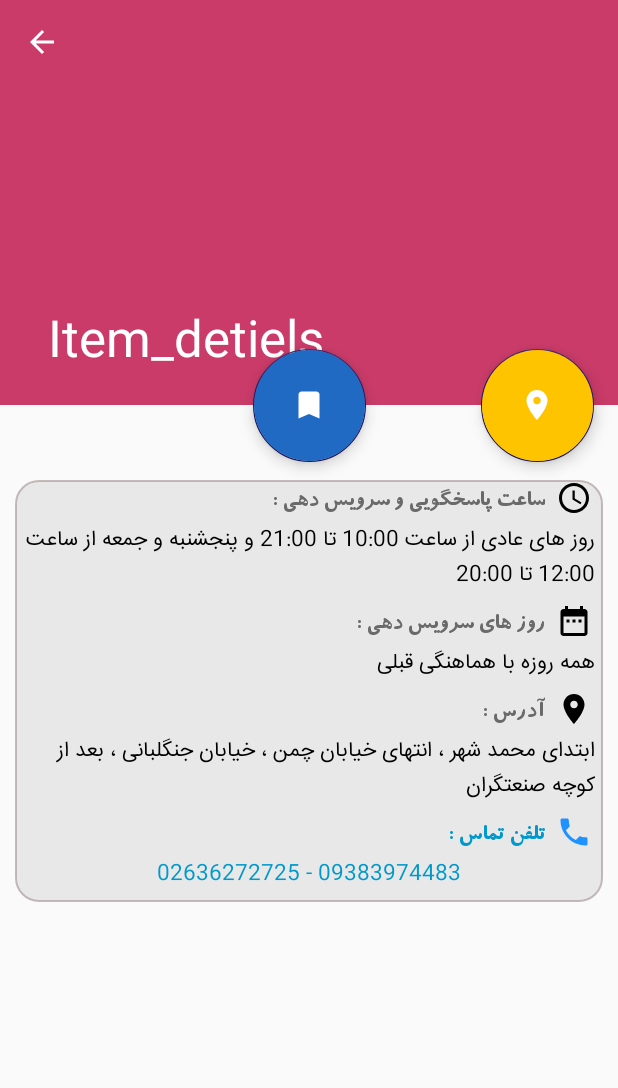
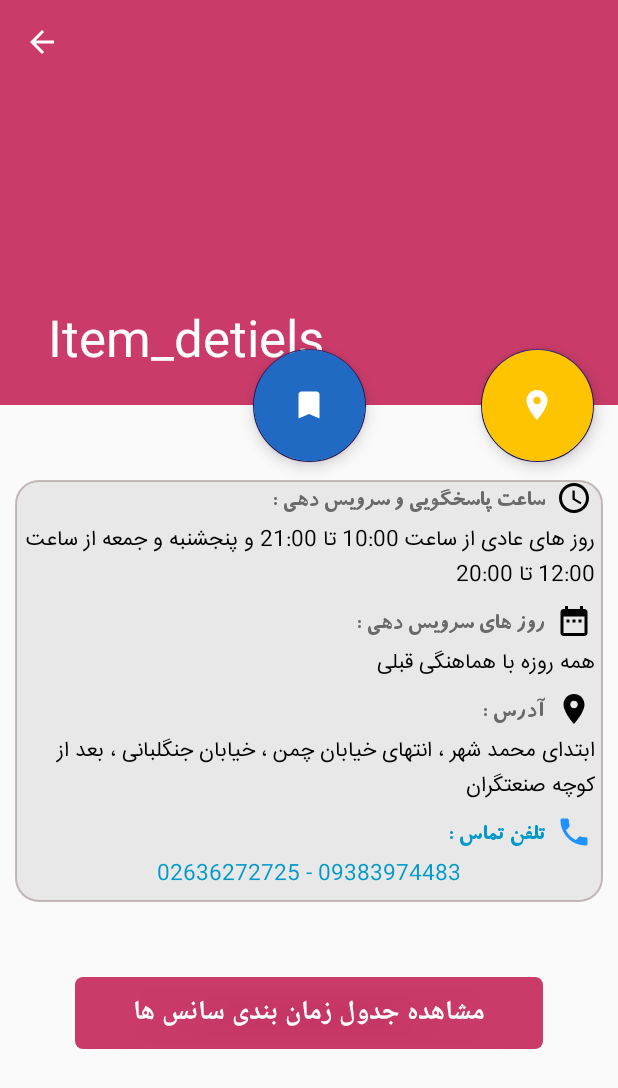
Before and after one commit to Amin397/Sport-Cup, an Android app: the Item_detiels screen opened directly, with no data from a screen before it, on a phone screen of 412 x 824 dp. Shown: the top 1088 px of the screen. Run offline under Robolectric (Android 15) with nearby library versions, the phone set to English and light mode, and no system bars.

Commit message:
create button for show table of sanses

```diff
--- /dev/null
+++ b/app/src/main/res/drawable/back_button_reserv.xml
@@ -0,0 +1,8 @@
+<?xml version="1.0" encoding="utf-8"?>
+<shape xmlns:android="http://schemas.android.com/apk/res/android"
+    android:shape="rectangle">
+
+    <solid android:color="@color/colorPrimary"/>
+    <corners android:radius="5dp"/>
+
+</shape>
--- a/app/src/main/res/layout/content_item_detiels.xml
+++ b/app/src/main/res/layout/content_item_detiels.xml
@@ -9,6 +9,11 @@
     tools:showIn="@layout/activity_item_detiels">
 
     <RelativeLayout
+        android:layout_width="match_parent"
+        android:layout_height="match_parent">
+
+        <RelativeLayout
+            android:id="@+id/relativ_1"
             android:layout_width="match_parent"
             android:layout_gravity="right"
             android:layout_marginTop="@dimen/margin_50dp"
@@ -171,4 +176,18 @@
 
 
         </RelativeLayout>
+
+        <Button
+            android:layout_width="match_parent"
+            android:text="@string/show_table"
+            android:layout_below="@id/relativ_1"
+            android:layout_margin="@dimen/margin_50dp"
+            android:textColor="@color/color_withe"
+            android:textStyle="bold"
+            android:textSize="@dimen/textsize_18sp"
+            android:textAlignment="center"
+            android:background="@drawable/back_button_reserv"
+            android:layout_height="wrap_content" />
+
+    </RelativeLayout>
 </android.support.v4.widget.NestedScrollView>
--- a/app/src/main/res/values/strings.xml
+++ b/app/src/main/res/values/strings.xml
@@ -123,4 +123,5 @@
     <string name="address">آدرس :</string>
     <string name="address_content">ابتدای محمد شهر ، انتهای خیابان چمن ، خیابان جنگلبانی ، بعد از کوچه صنعتگران</string>
     <string name="phone">تلفن تماس :</string>
+    <string name="show_table">مشاهده جدول زمان بندی سانس ها</string>
 </resources>
```
Lines whose indentation alone changed are shown as unchanged.
